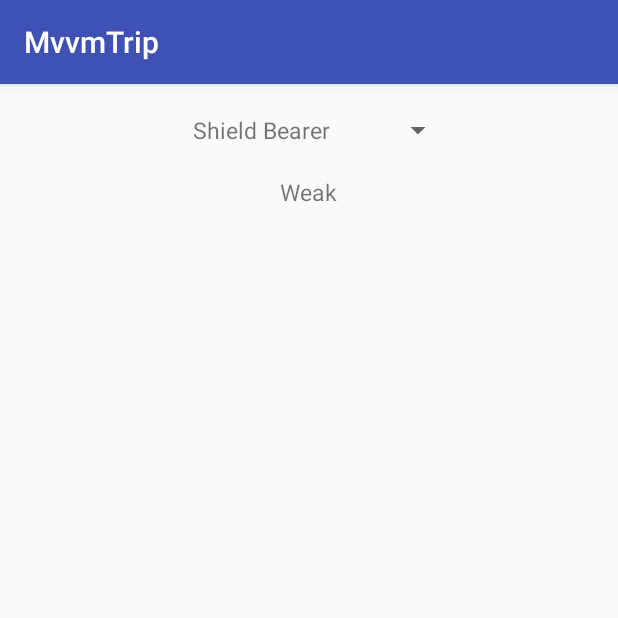
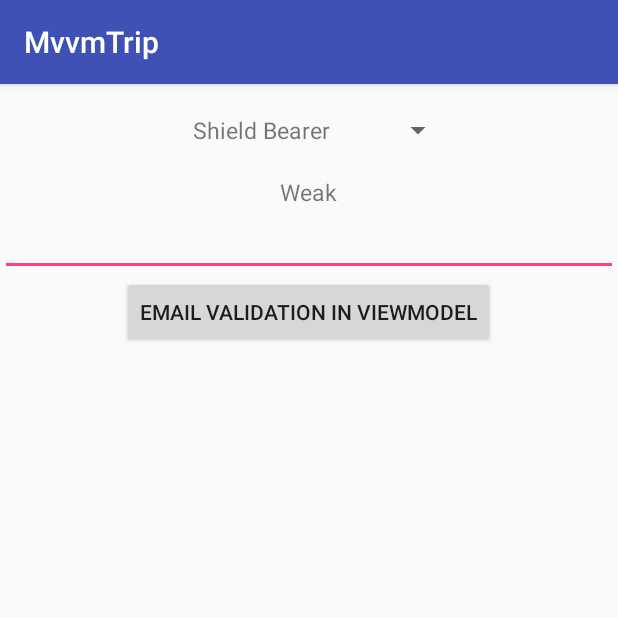
Before and after one commit to cleancoder7/MvvmTrip, an Android app: the WarriorFragment screen opened directly, with no data from a screen before it, on a phone screen of 412 x 824 dp, the top half of it. Run offline under Robolectric (Android 15) with nearby library versions, the phone set to English and light mode, and no system bars; our stand-ins replace Dagger/Hilt's generated code, RxJava, Timber; libraries missing offline, so code that uses them is left out: com.jakewharton.rxbinding2; 1 statement that could not run was skipped.

```diff
--- a/app/build.gradle
+++ b/app/build.gradle
@@ -34,6 +34,8 @@ dependencies {
     //Rx Java 2
     implementation "io.reactivex.rxjava2:rxandroid:$rootProject.rxAndroid"
     implementation "io.reactivex.rxjava2:rxjava:$rootProject.rxJava"
+    //RxBinding
+    implementation "com.jakewharton.rxbinding2:rxbinding:$rootProject.rxBinding"
     //Dagger 2
     implementation "com.google.dagger:dagger-android:$rootProject.dagger2"
     implementation "com.google.dagger:dagger-android-support:$rootProject.dagger2"
--- /dev/null
+++ b/app/src/main/java/iview/wsienski/mvvmtrip/base/BaseFragment.java
@@ -0,0 +1,16 @@
+package iview.wsienski.mvvmtrip.base;
+
+import android.support.v4.app.Fragment;
+import android.widget.Toast;
+
+/**
+ * Created by Witold Sienski on 10.12.2017.
+ */
+
+public class BaseFragment extends Fragment {
+
+    public void showToast(String txt) {
+        Toast.makeText(getContext(), txt, Toast.LENGTH_SHORT).show();
+    }
+
+}
--- a/app/src/main/java/iview/wsienski/mvvmtrip/menu/MenuFragment.java
+++ b/app/src/main/java/iview/wsienski/mvvmtrip/menu/MenuFragment.java
@@ -3,12 +3,12 @@ package iview.wsienski.mvvmtrip.menu;
 import android.content.Intent;
 import android.databinding.DataBindingUtil;
 import android.os.Bundle;
-import android.support.v4.app.Fragment;
 import android.view.LayoutInflater;
 import android.view.View;
 import android.view.ViewGroup;
 
 import iview.wsienski.mvvmtrip.R;
+import iview.wsienski.mvvmtrip.base.BaseFragment;
 import iview.wsienski.mvvmtrip.databinding.MenuFragmentBinding;
 import iview.wsienski.mvvmtrip.messagelive.MessageLiveActivity;
 import iview.wsienski.mvvmtrip.user.UserActivity;
@@ -19,7 +19,7 @@ import timber.log.Timber;
  * Created by Witold Sienski on 10.12.2017.
  */
 
-public class MenuFragment extends Fragment implements Navigator {
+public class MenuFragment extends BaseFragment implements Navigator {
     public static MenuFragment newInstance() {
         return new MenuFragment();
     }
--- a/app/src/main/java/iview/wsienski/mvvmtrip/messagelive/MessageFragment.java
+++ b/app/src/main/java/iview/wsienski/mvvmtrip/messagelive/MessageFragment.java
@@ -2,7 +2,6 @@ package iview.wsienski.mvvmtrip.messagelive;
 
 import android.arch.lifecycle.ViewModelProviders;
 import android.os.Bundle;
-import android.support.v4.app.Fragment;
 import android.view.LayoutInflater;
 import android.view.View;
 import android.view.ViewGroup;
@@ -12,6 +11,7 @@ import javax.inject.Inject;
 
 import iview.wsienski.mvvmtrip.MyApplication;
 import iview.wsienski.mvvmtrip.R;
+import iview.wsienski.mvvmtrip.base.BaseFragment;
 import iview.wsienski.mvvmtrip.base.ViewModelFactory;
 import timber.log.Timber;
 
@@ -19,7 +19,7 @@ import timber.log.Timber;
  * Created by Witold Sienski on 10.12.2017.
  */
 
-public class MessageFragment extends Fragment {
+public class MessageFragment extends BaseFragment {
 
     @Inject
     ViewModelFactory viewModelFactory;
--- a/app/src/main/java/iview/wsienski/mvvmtrip/user/UserViewModel.java
+++ b/app/src/main/java/iview/wsienski/mvvmtrip/user/UserViewModel.java
@@ -1,13 +1,13 @@
 package iview.wsienski.mvvmtrip.user;
 
 import android.databinding.ObservableField;
-import android.text.TextUtils;
 
 import io.reactivex.disposables.CompositeDisposable;
 import iview.wsienski.mvvmtrip.R;
 import iview.wsienski.mvvmtrip.datamodel.IRepository;
 import iview.wsienski.mvvmtrip.schedulers.ISchedulerFacade;
 import iview.wsienski.mvvmtrip.util.ResourcesUtil;
+import iview.wsienski.mvvmtrip.util.Validations;
 import timber.log.Timber;
 
 /**
@@ -58,7 +58,7 @@ public class UserViewModel {
     }
 
     public boolean checkEmail() {
-        return email != null && !TextUtils.isEmpty(email.get()) && email.get().contains("@");
+        return email != null && Validations.checkEmail(email.get());
     }
 
     //onclick in viewModel
--- a/app/src/main/java/iview/wsienski/mvvmtrip/warrior/WarriorFragment.java
+++ b/app/src/main/java/iview/wsienski/mvvmtrip/warrior/WarriorFragment.java
@@ -1,13 +1,16 @@
 package iview.wsienski.mvvmtrip.warrior;
 
 import android.os.Bundle;
-import android.support.v4.app.Fragment;
 import android.view.LayoutInflater;
 import android.view.View;
 import android.view.ViewGroup;
 import android.widget.AdapterView;
+import android.widget.Button;
+import android.widget.EditText;
 import android.widget.Spinner;
 import android.widget.TextView;
+
+import com.jakewharton.rxbinding2.view.RxView;
 
 import java.util.List;
 
@@ -18,19 +21,23 @@ import io.reactivex.disposables.CompositeDisposable;
 import io.reactivex.schedulers.Schedulers;
 import iview.wsienski.mvvmtrip.MyApplication;
 import iview.wsienski.mvvmtrip.R;
+import iview.wsienski.mvvmtrip.base.BaseFragment;
 import iview.wsienski.mvvmtrip.model.Warrior;
 
 /**
  * Created by Witold Sienski on 10.12.2017.
  */
 
-public class WarriorFragment extends Fragment {
+public class WarriorFragment extends BaseFragment {
 
     private CompositeDisposable mCompositeDisposable;
 
     private TextView mStrengthView;
     private Spinner mWarriorsSpinner;
     private WarriorSpinnerAdapter mWarriorSpinnerAdapter;
+
+    private EditText mEmail;
+    private Button btnEmailCheck;
 
     @Inject
     WarriorViewModel mViewModel;
@@ -71,6 +78,8 @@ public class WarriorFragment extends Fragment {
     private void setupViews(View v) {
         mWarriorsSpinner = v.findViewById(R.id.warriors);
         mStrengthView = v.findViewById(R.id.strength);
+        mEmail = v.findViewById(R.id.inputEmail);
+        btnEmailCheck = v.findViewById(R.id.btnEmailCheck);
 
         assert mWarriorsSpinner != null;
         mWarriorsSpinner.setOnItemSelectedListener(new AdapterView.OnItemSelectedListener() {
@@ -98,6 +107,17 @@ public class WarriorFragment extends Fragment {
                 .subscribeOn(Schedulers.io())
                 .observeOn(AndroidSchedulers.mainThread())
                 .subscribe(this::setWarriors));
+
+        mCompositeDisposable.add(
+                RxView.clicks(btnEmailCheck)
+                        .map(o -> mViewModel.checkEmail(mEmail.getText().toString()))
+                        .subscribe(isCorrect -> {
+                            String txt = isCorrect
+                                    ? getString(R.string.email_correct)
+                                    : getString(R.string.email_incorrect);
+                            showToast(txt);
+                        })
+        );
     }
 
     private void unBind() {
--- a/app/src/main/java/iview/wsienski/mvvmtrip/warrior/WarriorViewModel.java
+++ b/app/src/main/java/iview/wsienski/mvvmtrip/warrior/WarriorViewModel.java
@@ -7,6 +7,7 @@ import io.reactivex.subjects.BehaviorSubject;
 import iview.wsienski.mvvmtrip.datamodel.IRepository;
 import iview.wsienski.mvvmtrip.model.Warrior;
 import iview.wsienski.mvvmtrip.schedulers.ISchedulerFacade;
+import iview.wsienski.mvvmtrip.util.Validations;
 
 /**
  * Created by Witold Sienski on 09.12.2017.
@@ -43,4 +44,7 @@ public class WarriorViewModel {
         mWarrior.onNext(warrior);
     }
 
+    public boolean checkEmail(String email) {
+        return Validations.checkEmail(email);
+    }
 }
--- a/app/src/main/res/layout/warrior_fragment.xml
+++ b/app/src/main/res/layout/warrior_fragment.xml
@@ -8,14 +8,27 @@
 
     <Spinner
         android:id="@+id/warriors"
-        android:layout_gravity="center_horizontal"
         android:layout_width="wrap_content"
-        android:layout_height="wrap_content" />
+        android:layout_height="wrap_content"
+        android:layout_gravity="center_horizontal" />
 
     <TextView
         android:id="@+id/strength"
-        android:textSize="15sp"
+        android:layout_width="wrap_content"
+        android:layout_height="wrap_content"
         android:layout_gravity="center_horizontal"
+        android:textSize="15sp" />
+
+    <EditText
+        android:id="@+id/inputEmail"
+        android:layout_width="match_parent"
+        android:layout_height="wrap_content" />
+
+    <Button
+        android:id="@+id/btnEmailCheck"
         android:layout_width="wrap_content"
-        android:layout_height="wrap_content" />
+        android:layout_height="wrap_content"
+        android:layout_gravity="center_horizontal"
+        android:text="Email validation in ViewModel"
+        tools:text="Email validation in ViewModel" />
 </LinearLayout>
--- a/build.gradle
+++ b/build.gradle
@@ -24,6 +24,7 @@ allprojects {
 ext {
     rxAndroid = '2.0.1'
     rxJava = '2.1.7'
+    rxBinding = '2.0.0'
     dagger2 = '2.13'
     archLifecycleRuntimeVersion = '1.0.3'
     archLifecycleVersion = '1.0.0'
```
Also changed, not shown: app/src/main/java/iview/wsienski/mvvmtrip/user/UserFragment.java (+2 -8 lines), app/src/main/java/iview/wsienski/mvvmtrip/util/Validations.java (added, +14 -0 lines).
